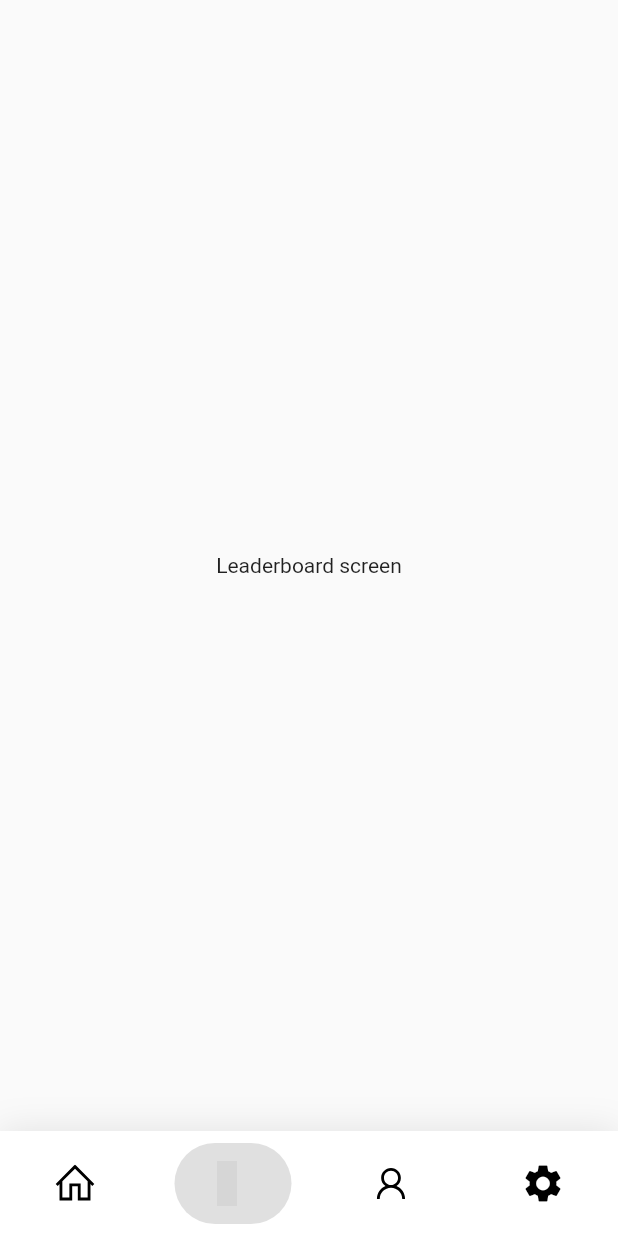
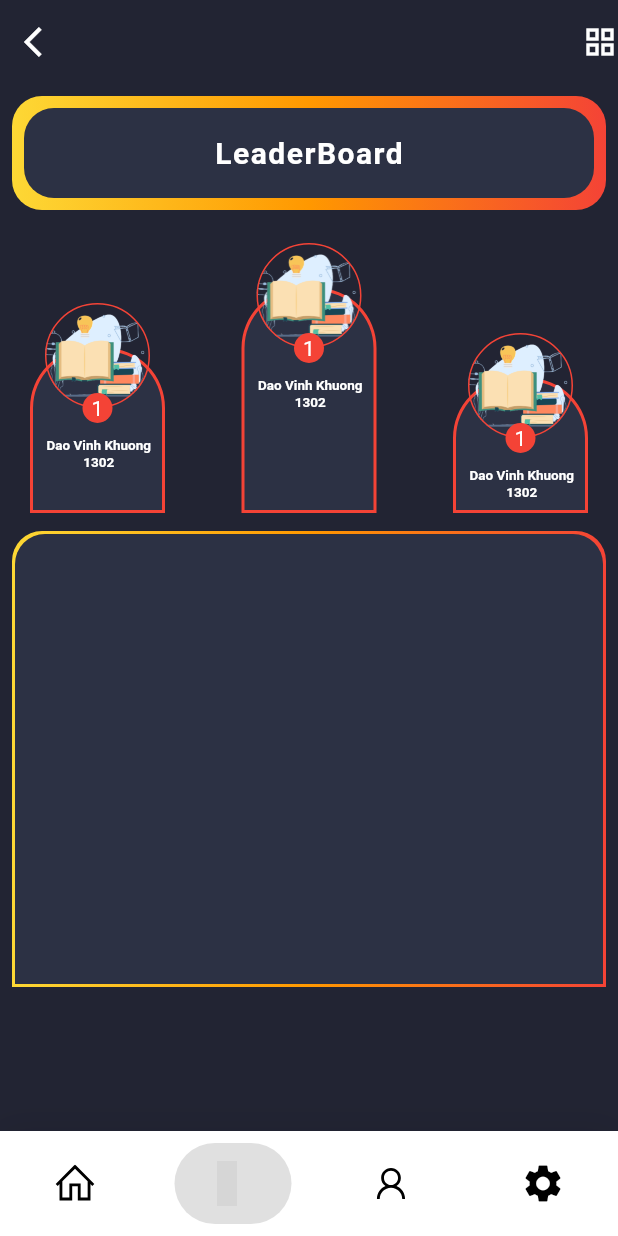
Before and after one commit to khuong02/flutter_project, a Flutter app: the screen it shows once a user with an empty profile is signed in, item 2 of the bottom bar chosen, on a phone screen of 412 x 824 dp. Run offline on Flutter 3.47's test engine with Material 2 defaults, Android fonts, the phone set to English and light mode, and no system bars; drawn by our look-alikes of google_nav_bar; our stand-ins replace circular_countdown_timer, equatable, firebase_auth, firebase_core, flutter_riverpod, formz and 5 more; missing offline and left inert: dart:ffi, fl_score_bar; accounts and stored records are empty; network calls fail; grey boxes are pictures that could not be loaded.

Commit message:
ui leaderboard

```diff
--- /dev/null
+++ b/lib/Consts/my_color/my_color.dart
@@ -0,0 +1,6 @@
+import 'dart:ui';
+
+class MyColor {
+  static const leaderboardBackGroundColor = Color(0xff222433);
+  static const leaderboardColor = Color(0xff2C3144);
+}
--- /dev/null
+++ b/lib/screens/leaderboard/board.dart
@@ -0,0 +1,36 @@
+import 'package:do_an_di_dong/Consts/my_color/my_color.dart';
+import 'package:flutter/material.dart';
+
+class Board extends StatelessWidget{
+
+  @override
+  Widget build(BuildContext context) {
+    return Container(
+      decoration: BoxDecoration(
+        borderRadius: const BorderRadius.only(
+          topLeft: Radius.circular(20.0),
+          topRight: Radius.circular(20.0),
+        ),
+        gradient: LinearGradient(colors:[
+          Colors.yellow.shade600,
+          Colors.orange,
+          Colors.red,
+        ]),
+      ),
+      child: Padding(
+        padding: const EdgeInsets.all(2.0),
+        child: Container(
+          height: 300.0,
+          decoration: const BoxDecoration(
+            borderRadius:  BorderRadius.only(
+              topLeft: Radius.circular(20.0),
+              topRight: Radius.circular(20.0),
+            ),
+            color: MyColor.leaderboardColor,
+          ),
+        ),
+      ),
+    );
+  }
+
+}
--- a/lib/screens/leaderboard/leaderboard_screen.dart
+++ b/lib/screens/leaderboard/leaderboard_screen.dart
@@ -1,3 +1,6 @@
+import 'package:do_an_di_dong/Consts/my_color/my_color.dart';
+import 'package:do_an_di_dong/screens/leaderboard/board.dart';
+import 'package:do_an_di_dong/screens/leaderboard/winner.dart';
 import 'package:flutter/cupertino.dart';
 import 'package:flutter/material.dart';
 
@@ -12,10 +15,95 @@ class _LeaderboardScreen extends State<LeaderboardScreen>{
 
   @override
   Widget build(BuildContext context) {
-    return const Scaffold(
-      body: Center(
-        child: Text("Leaderboard screen"),
+    return Container(
+      decoration: const BoxDecoration(
+        color: MyColor.leaderboardBackGroundColor,
+      ),
+      child: Scaffold(
+        backgroundColor: MyColor.leaderboardBackGroundColor,
+        appBar: AppBar(
+          backgroundColor: Colors.transparent,
+          elevation: 0.0,
+          leading: const Icon(
+            Icons.arrow_back_ios,
+            color: Colors.white,
+          ),
+          actions: const [Icon(
+            Icons.grid_view,
+            color: Colors.white,
+          )],
+        ),
+        body: SingleChildScrollView(
+          child: Padding(
+            padding: const EdgeInsets.all(8.0),
+            child: Column(
+              children: [
+                Container(
+                  decoration: BoxDecoration(
+                    borderRadius: BorderRadius.circular(20.0),
+                    gradient: LinearGradient(colors:[
+                      Colors.yellow.shade600,
+                      Colors.orange,
+                      Colors.red,
+                    ]),
+                  ),
+                  child: Padding(
+                    padding: const EdgeInsets.all(8.0),
+                    child: Container(
+                      height: 60.0,
+                      decoration: BoxDecoration(
+                        borderRadius: BorderRadius.circular(20.0),
+                        color: MyColor.leaderboardColor,
+                      ),
+                      child: const Center(
+                        child: Text(
+                          'LeaderBoard',
+                          style: TextStyle(
+                              color: Colors.white,
+                              fontWeight: FontWeight.w600,
+                              fontSize: 20.0,
+                              letterSpacing: 1.0),
+                        ),
+                      ),
+                    ),
+                  ),
+                ),
+                Row(
+                  mainAxisAlignment: MainAxisAlignment.spaceBetween,
+                  crossAxisAlignment: CrossAxisAlignment.end,
+                  children: const [
+                    WinnerContainer(height: 110.0,),
+                    WinnerContainer(height: 150.0,),
+                    WinnerContainer(height: 90.0,),
+                  ],
+                ),
+                Board(),
+              ],
+            ),
+          ),
+        ),
       ),
     );
   }
 }
+
+// Padding(
+// padding: const EdgeInsets.symmetric(horizontal: 16.0),
+// child: Row(
+// mainAxisAlignment: MainAxisAlignment.spaceBetween,
+// children: const [
+// Text(
+// 'Region',
+// style: TextStyle(color: Colors.white,fontWeight: FontWeight.w600,),
+// ),
+// Text(
+// 'National',
+// style: TextStyle(color: Colors.white,fontWeight: FontWeight.w600,),
+// ),
+// Text(
+// 'Global',
+// style: TextStyle(color: Colors.white,fontWeight: FontWeight.w600,),
+// )
+// ],
+// ),
+// ),
--- /dev/null
+++ b/lib/screens/leaderboard/winner.dart
@@ -0,0 +1,140 @@
+import 'package:do_an_di_dong/Consts/my_color/my_color.dart';
+import 'package:flutter/material.dart';
+import 'dart:ui';
+
+class WinnerContainer extends StatelessWidget{
+  // bool isFirst;
+  // Color color;
+  // int winnerPosition;
+  // String winnerName;
+  // int rank;
+  final double height;
+
+  const WinnerContainer({Key? key, required this.height}) : super(key: key);
+
+  @override
+  Widget build(BuildContext context) {
+    return Padding(
+      padding: const EdgeInsets.all(12.0),
+      child: Stack(
+         children: [
+           Padding(
+             padding: const EdgeInsets.only(
+               top: 40.0,
+             ),
+             child: Center(
+               child: Container(
+                 height: height,
+                 width: 90.0,
+                 decoration: BoxDecoration(
+                   color: MyColor.leaderboardColor,
+                   borderRadius: const BorderRadius.only(
+                     topLeft: Radius.circular(40.0),
+                     topRight: Radius.circular(40.0),
+                   ),
+                   border: Border.all(color: Colors.red,width: 2.0),
+                 ),
+               ),
+             ),
+           ),
+           Center(
+             child: Stack(
+               children: [
+                 // Image.asset('assets/images/art and literature.png',height: 80.0,width: 80.0,),
+                 Padding(
+                   padding: const EdgeInsets.only(top:10.0),
+                   child: Container(
+                     height: 70.0,
+                     width: 90.0,
+                     decoration: BoxDecoration(
+                         shape: BoxShape.circle,
+                         border: Border.all(color:Colors.red),
+                         image: DecorationImage(
+                           image: new AssetImage('assets/images/art and literature.png'),
+                           fit: BoxFit.cover,
+                         )
+                     ),
+                   ),
+                 ),
+                 Padding(
+                   padding: const EdgeInsets.only(
+                     top: 70.0,
+                     left: 35.0,
+                   ),
+                   child: Container(
+                     height: 20.0,
+                     width: 20.0,
+                     decoration: const BoxDecoration(
+                       shape: BoxShape.circle,
+                       color: Colors.red,
+                     ),
+                     child: const Center(
+                       child: Text('1',style: TextStyle(color: Colors.white),),
+                     ),
+                   ),
+                 ),
+               ],
+             ),
+           ),
+           Padding(
+             padding: const EdgeInsets.only(
+               top: 100.0,
+               left: 3.0,
+             ),
+             child: Center(
+               child: Column(
+                 children: [
+                   Padding(
+                     padding: const EdgeInsets.only(
+                       left: 8.0,
+                       right: 8.0,
+                     ),
+                     child: Column(
+                       children: const [
+                         Text(
+                           'Dao Vinh Khuong',
+                           style: TextStyle(color: Colors.white,fontSize: 9.0,
+                               fontWeight: FontWeight.w600),
+                         ),
+                         Text(
+                           '1302',
+                           style: TextStyle(color: Colors.white,fontSize: 9.0,
+                               fontWeight: FontWeight.w600),
+                         ),
+                       ],
+                     ),
+                   ),
+                 ],
+               ),
+             ),
+           ),
+         ],
+      ),
+    );
+  }
+}
+
+// Column(
+// children: [
+// Container(
+// alignment: Alignment.center,
+// margin: const EdgeInsets.all(10),
+// height: 40,
+// width: 60,
+// decoration: BoxDecoration(
+// color: const Color(0xFF202020),
+// shape: BoxShape.rectangle,
+// borderRadius: BorderRadius.circular(10)),
+// child: const Text(
+// 'Top 1',
+// textAlign: TextAlign.center,
+// style: TextStyle(
+// fontWeight: FontWeight.bold,
+// fontSize: 15,
+// letterSpacing: 0.5,
+// color: Color(0xFFE7E7E7),
+// ),
+// ),
+// ),
+// ],
+// ),
```
